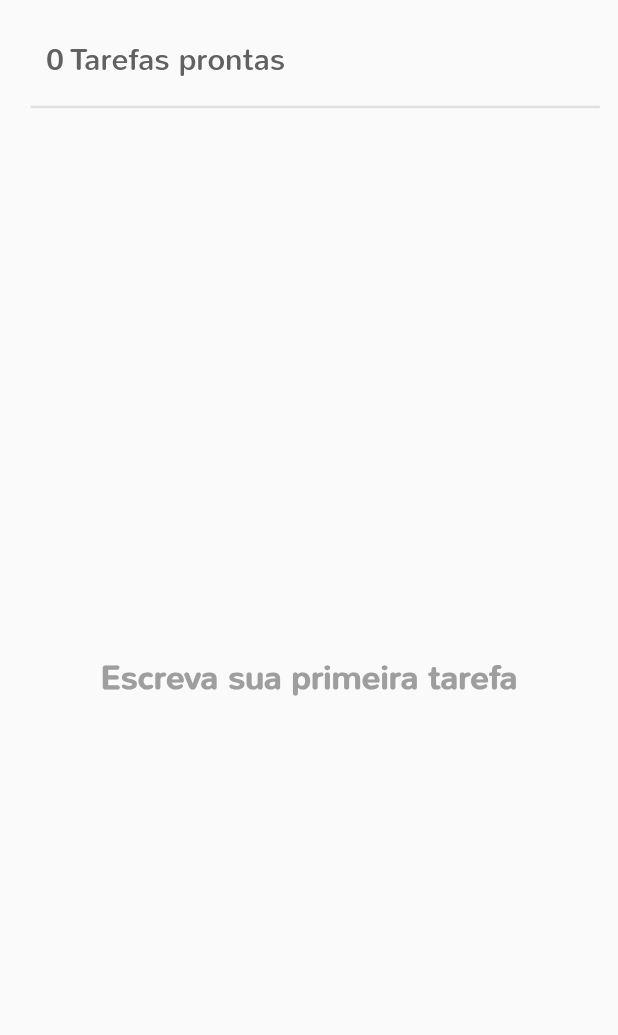
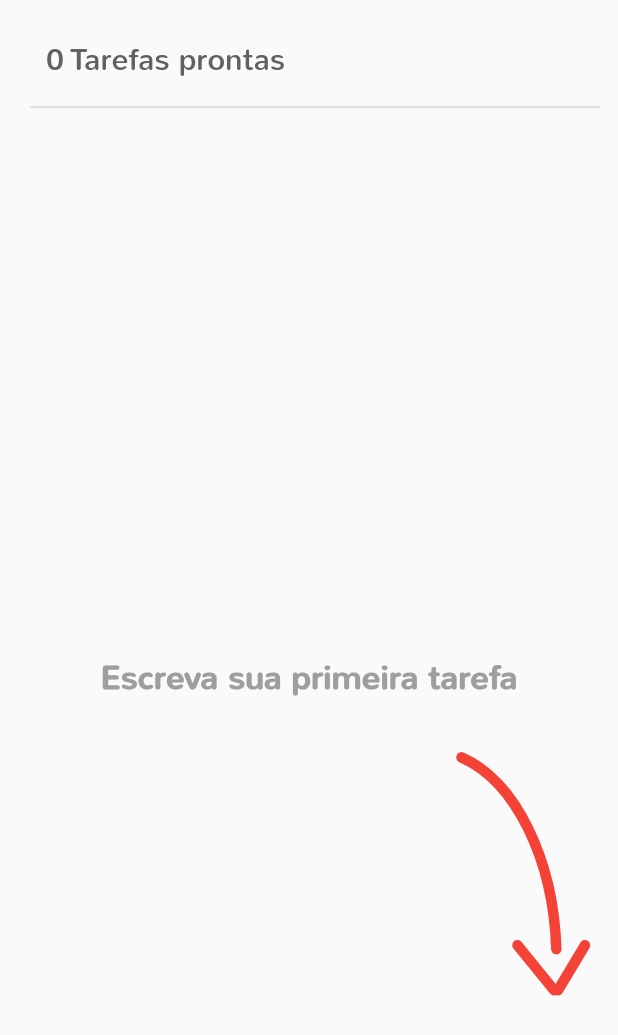
Before and after one commit to murilinhoPs/newTodoApp, a Flutter app: the BodyApp widget shown alone on an empty page, opened directly, on a phone screen of 412 x 824 dp. Shown: the top 1035 px of the screen. Run offline on Flutter 3.47's test engine with Material 2 defaults, Android fonts, the phone set to English and light mode, and no system bars; our stand-ins replace dio, firebase_analytics, flutter_speed_dial, hive, hive_flutter, introduction_screen and 2 more; missing offline and left inert: bloc_pattern, flutter_facebook_appevents; accounts and stored records are empty; generated files the repository leaves out were written again.

Commit message:
added Canvas for drawing + fixed onboard bug

```diff
--- a/lib/app/pages/ToDoS/components/body.dart
+++ b/lib/app/pages/ToDoS/components/body.dart
@@ -3,6 +3,7 @@ import 'package:hive/hive.dart';
 import 'package:new_todo_trianons/app/pages/ToDoS/bloc/indices_provider.dart';
 import 'package:new_todo_trianons/app/pages/ToDoS/components/todo_list.dart';
 import 'package:new_todo_trianons/app/shared/repository/crud_database.dart';
+import 'dart:math';
 
 class BodyApp extends StatelessWidget {
   BodyApp();
@@ -72,7 +73,9 @@ class BodyApp extends StatelessWidget {
                       // print('saveIndex: ${_crudIndices.readIndex()}');
                       return ToDoList(todo: todo);
                     })
-                : Center(
+                : CustomPaint(
+                    painter: ArrowPainter(),
+                    child: Center(
                       child: Text(
                         'Escreva sua primeira tarefa',
                         style: TextStyle(
@@ -83,8 +86,32 @@ class BodyApp extends StatelessWidget {
                       ),
                     ),
                   ),
+          ),
         ],
       ),
     );
   }
 }
+
+class ArrowPainter extends CustomPainter {
+  @override
+  void paint(Canvas canvas, Size size) {
+    final startAngle = 19 * pi / 12;
+    final sweepAngle = pi / 2.5;
+    final rect = Rect.fromLTRB(200, 420, 371, 700);
+    final paint = Paint()
+      ..color = Colors.red
+      ..strokeWidth = 7.0
+      ..style = PaintingStyle.stroke
+      ..strokeCap = StrokeCap.round;
+
+    canvas.drawArc(rect, startAngle, sweepAngle, false, paint);
+
+    canvas.drawLine(Offset(345, 550), Offset(369.4, 580), paint);
+
+    canvas.drawLine(Offset(372, 580), Offset(390, 550), paint);
+  }
+
+  @override
+  bool shouldRepaint(CustomPainter oldDelegate) => false;
+}
--- a/lib/app/pages/ToDoS/components/todo_list.dart
+++ b/lib/app/pages/ToDoS/components/todo_list.dart
@@ -108,10 +108,10 @@ class ToDoList extends StatelessWidget {
                     size: phoneW * .062,
                   ),
                   onPressed: () {
+                    todosIcons.platformOpenUrl(context, todo);
                     //fbEvent.logEvent(name: 'Open_External_App');
-                    Provider.of<FirebaseAnalytics>(context)
-                        .logEvent(name: 'Open_External_App');
-                    todosIcons.platformOpenUrl(context, todo);
+                    // Provider.of<FirebaseAnalytics>(context, listen: false)
+                    //     .logEvent(name: 'Open_External_App');
                   },
                 ),
               ),
--- a/pubspec.yaml
+++ b/pubspec.yaml
@@ -62,6 +62,7 @@ flutter:
     - assets/images/estrelas.png
     - assets/images/discord.png
     - assets/screens/
+    - assets/ernesto.png
 
   # An image asset can refer to one or more resolution-specific "variants", see
   # https://flutter.dev/assets-and-images/#resolution-aware.
```
Also changed, not shown: lib/app/pages/hints/tips_page.dart (+79 -2 lines), lib/app/pages/onboard_page/onboard.dart (+6 -5 lines), lib/app/pages/updates_page/main_screen.dart (+4 -12 lines), lib/app/shared/services/open_links.dart (+5 -5 lines), assets/ernesto.png (added). Lines whose indentation alone changed are shown as unchanged.
